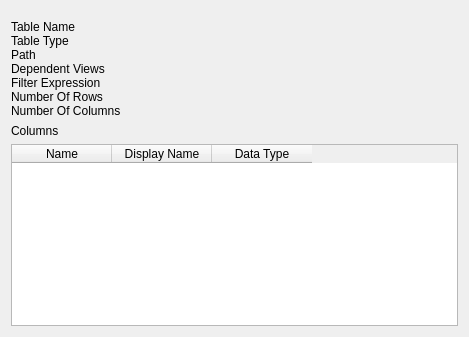
The window that src/TableInfoDialog.ui (keshav-sahu7/TableKM) describes before a commit, drawn with Qt 5.
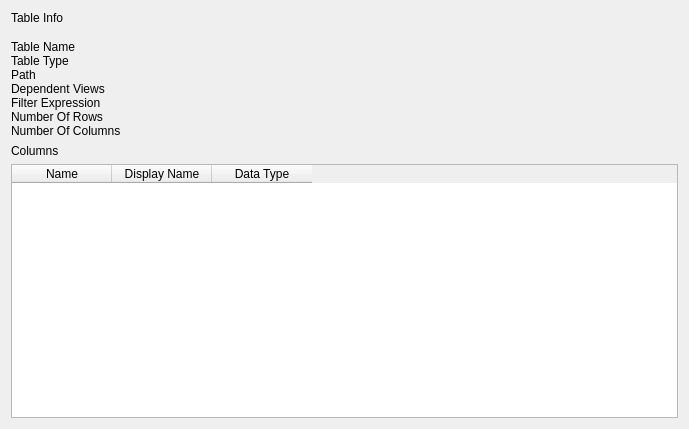
The same window after the commit. Icons and pictures are not drawn.

Commit message: enhance: label style in table info dialog.

```diff
--- a/src/TableInfoDialog.ui
+++ b/src/TableInfoDialog.ui
@@ -6,8 +6,8 @@
    <rect>
     <x>0</x>
     <y>0</y>
-    <width>469</width>
-    <height>337</height>
+    <width>689</width>
+    <height>429</height>
    </rect>
   </property>
   <property name="windowTitle">
@@ -18,6 +18,16 @@
     <normaloff>:/icons/table.png</normaloff>:/icons/table.png</iconset>
   </property>
   <layout class="QVBoxLayout" name="verticalLayout">
+   <item>
+    <widget class="QLabel" name="label">
+     <property name="text">
+      <string>Table Info</string>
+     </property>
+     <property name="-style-horizontal-label" stdset="0">
+      <bool>true</bool>
+     </property>
+    </widget>
+   </item>
    <item>
     <layout class="QGridLayout" name="_ignore_grid_layout">
      <property name="topMargin">
@@ -233,6 +243,9 @@
    </item>
    <item>
     <widget class="QLabel" name="_ignore_label_6">
+     <property name="styleSheet">
+      <string notr="true"/>
+     </property>
      <property name="text">
       <string>Columns</string>
      </property>
```
Left out of the diff: 3 changed lines with no effect on the pictures. The commit also changes 1 other file.
